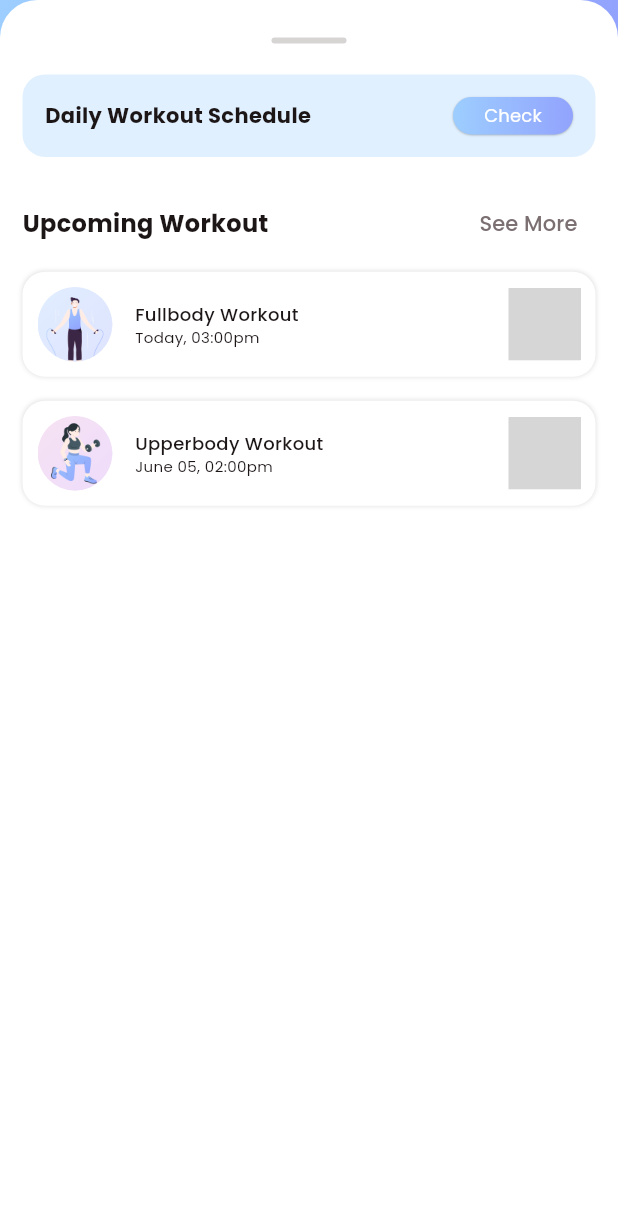
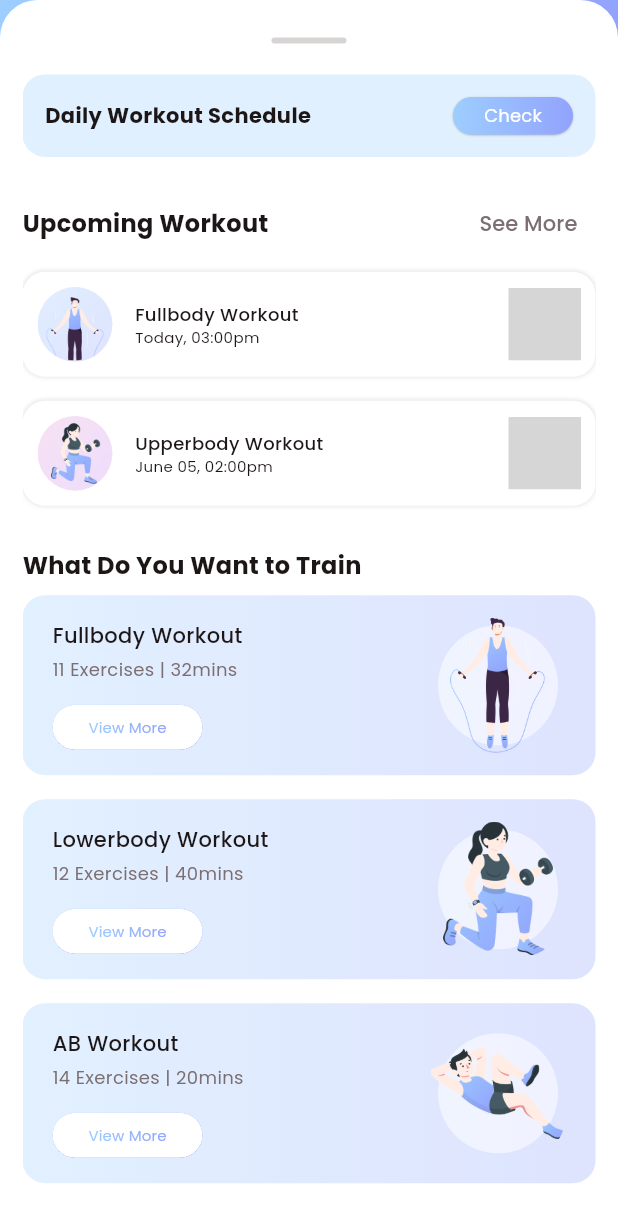
Before and after one commit to hicranfiliz/fitness, a Flutter app: the WorkoutTrackerView screen opened directly, scrolled down 262 dp, on a phone screen of 412 x 824 dp. Shown: the top 1222 px of the screen. Run offline on Flutter 3.47's test engine with Material 2 defaults, Android fonts, the phone set to English and light mode, and no system bars; our stand-ins replace animated_toggle_switch, carousel_slider, fl_chart, simple_circular_progress_bar; missing offline and left inert: dotted_dashed_line, simple_animation_progress_bar; grey boxes are pictures that could not be loaded.

Commit message:
added what to train part used whatArr

```diff
--- a/lib/common_widget/round_button.dart
+++ b/lib/common_widget/round_button.dart
@@ -8,6 +8,7 @@ class RoundButton extends StatelessWidget {
   final RoundButtonType type;
   final VoidCallback onPressed;
   final double fontSize;
+  final double elevation;
   final FontWeight fontWeight;
   const RoundButton(
       {super.key,
@@ -15,6 +16,7 @@ class RoundButton extends StatelessWidget {
       this.type = RoundButtonType.bgGradient,
       required this.onPressed,
       this.fontSize = 16,
+      this.elevation = 1,
       this.fontWeight = FontWeight.w700});
 
   @override
@@ -45,7 +47,7 @@ class RoundButton extends StatelessWidget {
         elevation: type == RoundButtonType.bgGradient ||
                 type == RoundButtonType.bgSGradient
             ? 0
-            : 1,
+            : elevation,
         color: type == RoundButtonType.bgGradient ||
                 type == RoundButtonType.bgSGradient
             ? Colors.transparent
--- /dev/null
+++ b/lib/common_widget/what_train_row.dart
@@ -0,0 +1,87 @@
+import 'package:fitness/common/colo_extension.dart';
+import 'package:fitness/common_widget/round_button.dart';
+import 'package:flutter/material.dart';
+
+class WhatTrainRow extends StatelessWidget {
+  final Map wObj;
+  const WhatTrainRow({super.key, required this.wObj});
+
+  @override
+  Widget build(BuildContext context) {
+    return Container(
+        margin: const EdgeInsets.symmetric(vertical: 8),
+        decoration: BoxDecoration(
+          color: Colors.white,
+          borderRadius: BorderRadius.circular(15),
+        ),
+        child: Container(
+          padding: const EdgeInsets.symmetric(vertical: 15, horizontal: 20),
+          decoration: BoxDecoration(
+            gradient: LinearGradient(colors: [
+              TColor.primaryColor2.withOpacity(0.3),
+              TColor.primaryColor1.withOpacity(0.3)
+            ]),
+            borderRadius: BorderRadius.circular(15),
+          ),
+          child: Row(children: [
+            Expanded(
+                child: Column(
+              crossAxisAlignment: CrossAxisAlignment.start,
+              children: [
+                Text(
+                  wObj["title"].toString(),
+                  style: TextStyle(
+                      color: TColor.black,
+                      fontSize: 14,
+                      fontWeight: FontWeight.w500),
+                ),
+                const SizedBox(
+                  height: 4,
+                ),
+                Text(
+                  "${wObj["exercises"].toString()} | ${wObj["time"].toString()}",
+                  style: TextStyle(
+                    color: TColor.gray,
+                    fontSize: 12,
+                  ),
+                ),
+                const SizedBox(
+                  height: 15,
+                ),
+                SizedBox(
+                  width: 100,
+                  height: 30,
+                  child: RoundButton(
+                      title: "View More",
+                      fontSize: 10,
+                      type: RoundButtonType.textGradient,
+                      elevation: 0.05,
+                      fontWeight: FontWeight.w400,
+                      onPressed: () {}),
+                )
+              ],
+            )),
+            const SizedBox(
+              width: 15,
+            ),
+            Stack(
+              alignment: Alignment.center,
+              children: [
+                Container(
+                  width: 80,
+                  height: 80,
+                  decoration: BoxDecoration(
+                    color: Colors.white.withOpacity(0.54),
+                    borderRadius: BorderRadius.circular(40),
+                  ),
+                ),
+                ClipRRect(
+                    borderRadius: BorderRadius.circular(30),
+                    child: Image.asset(wObj["image"].toString(),
+                        width: 90, height: 90, fit: BoxFit.contain)),
+              ],
+            ),
+          ]),
+        ));
+  }
+}
--- a/lib/view/profile/profile_view.dart
+++ b/lib/view/profile/profile_view.dart
@@ -270,14 +270,14 @@ class _ProfileViewState extends State<ProfileView> {
                                       foregroundIndicatorBuilder:
                                           (context, global) {
                                         return SizedBox.fromSize(
-                                          size: Size(20, 20),
+                                          size: const Size(20, 20),
                                           child: DecoratedBox(
                                             decoration: BoxDecoration(
                                               color: TColor.white,
                                               borderRadius:
                                                   const BorderRadius.all(
                                                       Radius.circular(50.0)),
-                                              boxShadow: [
+                                              boxShadow: const [
                                                 BoxShadow(
                                                     color: Colors.black38,
                                                     spreadRadius: 0.05,
--- a/lib/view/workout_tracker/workout_tracker_view.dart
+++ b/lib/view/workout_tracker/workout_tracker_view.dart
@@ -2,6 +2,7 @@ import 'package:fitness/common/colo_extension.dart';
 import 'package:fitness/common_widget/latest_activity_row.dart';
 import 'package:fitness/common_widget/round_button.dart';
 import 'package:fitness/common_widget/upcoming_workout_row.dart';
+import 'package:fitness/common_widget/what_train_row.dart';
 import 'package:fl_chart/fl_chart.dart';
 import 'package:flutter/material.dart';
 
@@ -23,6 +24,27 @@ class _WorkoutTrackerViewState extends State<WorkoutTrackerView> {
       "image": "assets/img/Workout2.png",
       "title": "Upperbody Workout",
       "time": "June 05, 02:00pm"
+    },
+  ];
+
+  List whatArr = [
+    {
+      "image": "assets/img/what_1.png",
+      "title": "Fullbody Workout",
+      "exercises": "11 Exercises",
+      "time": "32mins"
+    },
+    {
+      "image": "assets/img/what_2.png",
+      "title": "Lowerbody Workout",
+      "exercises": "12 Exercises",
+      "time": "40mins"
+    },
+    {
+      "image": "assets/img/what_3.png",
+      "title": "AB Workout",
+      "exercises": "14 Exercises",
+      "time": "20mins"
     },
   ];
   @override
@@ -274,6 +296,31 @@ class _WorkoutTrackerViewState extends State<WorkoutTrackerView> {
                       },
                     ),
                     SizedBox(
+                      height: media.width * 0.05,
+                    ),
+                    Row(
+                      mainAxisAlignment: MainAxisAlignment.spaceBetween,
+                      children: [
+                        Text(
+                          "What Do You Want to Train",
+                          style: TextStyle(
+                              color: TColor.black,
+                              fontSize: 16,
+                              fontWeight: FontWeight.w700),
+                        ),
+                      ],
+                    ),
+                    ListView.builder(
+                      padding: EdgeInsets.zero,
+                      physics: const NeverScrollableScrollPhysics(),
+                      shrinkWrap: true,
+                      itemCount: whatArr.length,
+                      itemBuilder: (context, index) {
+                        var wObj = whatArr[index] as Map? ?? {};
+                        return WhatTrainRow(wObj: wObj);
+                      },
+                    ),
+                    SizedBox(
                       height: media.width * 0.1,
                     ),
                   ],
```
Also changed, not shown: assets/img/what_1.png (added), assets/img/what_2.png (added), assets/img/what_3.png (added).
